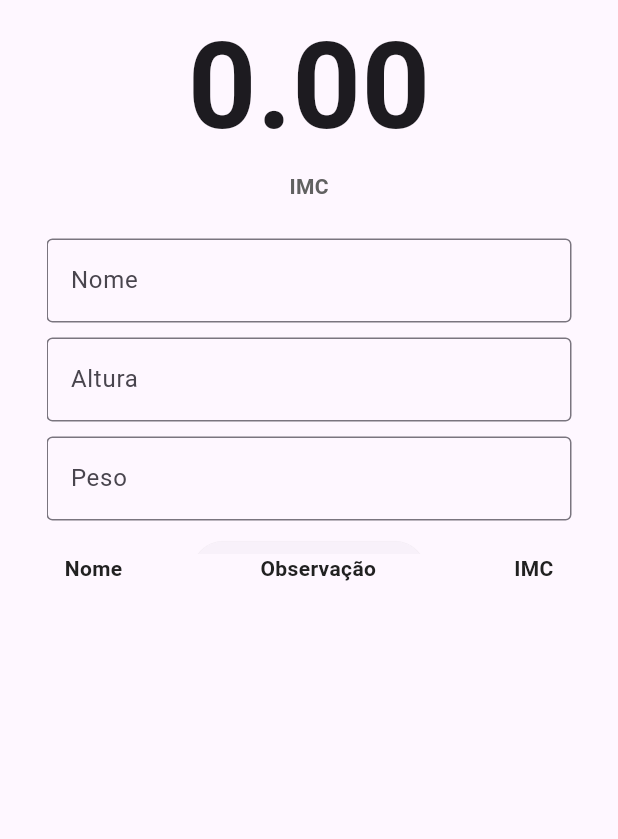
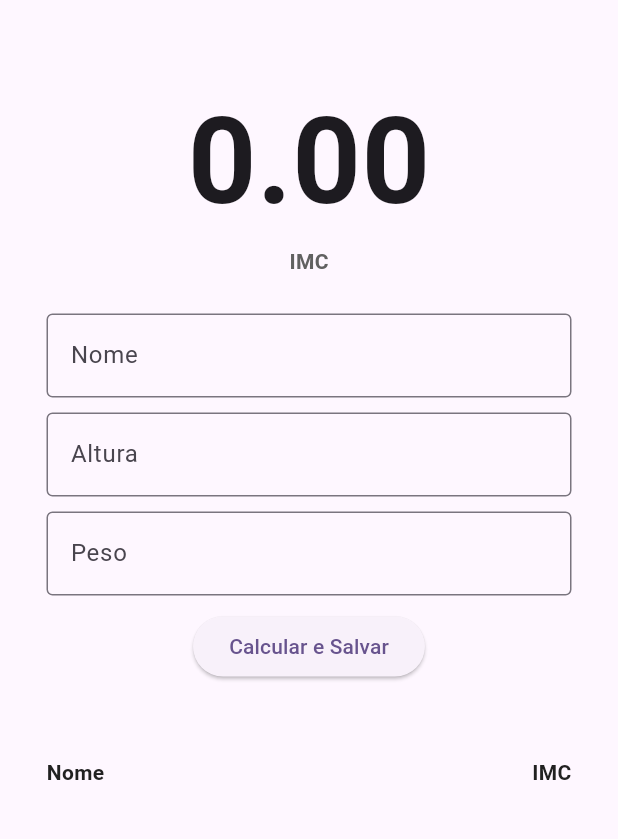
Before and after one commit to rauandesantana/calculadoraimc, a Flutter app: the screen it shows after launch, on a phone screen of 412 x 824 dp, the part 84-923 px from its top. Run offline on Flutter 3.47's test engine with Material 2 defaults, Android fonts, the phone set to English and light mode, and no system bars.

Commit message:
Aprimorando Calculadora de IMC

```diff
--- a/lib/main.dart
+++ b/lib/main.dart
@@ -38,7 +38,7 @@ class _MyHomePageState extends State<MyHomePage> {
   final _controlHeight = TextEditingController();
   final _controlWeight = TextEditingController();
   double? valueIMC = 0.00;
-  String? message = "IMC";
+  String? valueMessage = "IMC";
   Color? color;
   List<Person> list = [];
 
@@ -49,19 +49,21 @@ class _MyHomePageState extends State<MyHomePage> {
         backgroundColor: Theme.of(context).colorScheme.inversePrimary,
         title: Text(widget.title),
       ),
-      body: Row(
+      body: SafeArea(
+        minimum: const EdgeInsets.only(top: 50),
+        child: LayoutBuilder(
+          builder: (context, constraints) {
+            return Row(
               mainAxisAlignment: MainAxisAlignment.center,
               children: [
-          Column(
-            children: [
-              Expanded(
-                child: Container(
-                  width: MediaQuery.of(context).size.width * 0.9,
+                Container(
+                  width: constraints.maxWidth * 0.9,
+                  height: constraints.maxHeight,
                   constraints: const BoxConstraints(maxWidth: 350),
-                  child: SingleChildScrollView(
                   child: Column(
                     children: [
                       Text(
+                        key: const Key("valueIMC"),
                         valueIMC?.toStringAsFixed(2) ?? "-1.00",
                         style: TextStyle(
                           color: color,
@@ -70,7 +72,8 @@ class _MyHomePageState extends State<MyHomePage> {
                         ),
                       ),
                       Text(
-                          message ?? "Err",
+                        key: const Key("valueMessage"),
+                        valueMessage ?? "Err",
                         style: TextStyle(
                           color: Colors.grey.shade700,
                           fontWeight: FontWeight.bold,
@@ -82,6 +85,7 @@ class _MyHomePageState extends State<MyHomePage> {
                         child: Column(
                           children: [
                             TextFormField(
+                              key: const Key("fieldName"),
                               controller: _controlName,
                               validator: (String? value) =>
                               (value == null || value.isEmpty)
@@ -93,9 +97,9 @@ class _MyHomePageState extends State<MyHomePage> {
                                 labelText: "Nome",
                               ),
                             ),
-                              const Padding(
-                                  padding: EdgeInsets.only(bottom: 10)),
+                            const Padding(padding: EdgeInsets.only(bottom: 10)),
                             TextFormField(
+                              key: const Key("fieldHeight"),
                               controller: _controlHeight,
                               validator: (String? value) =>
                               (value == null || value.isEmpty)
@@ -111,9 +115,9 @@ class _MyHomePageState extends State<MyHomePage> {
                                 labelText: "Altura",
                               ),
                             ),
-                              const Padding(
-                                  padding: EdgeInsets.only(bottom: 10)),
+                            const Padding(padding: EdgeInsets.only(bottom: 10)),
                             TextFormField(
+                              key: const Key("fieldWeight"),
                               controller: _controlWeight,
                               validator: (String? value) =>
                               (value == null || value.isEmpty)
@@ -129,9 +133,9 @@ class _MyHomePageState extends State<MyHomePage> {
                                 labelText: "Peso",
                               ),
                             ),
-                              const Padding(
-                                  padding: EdgeInsets.only(bottom: 10)),
+                            const Padding(padding: EdgeInsets.only(bottom: 10)),
                             ElevatedButton(
+                              key: const Key("calculateAndSaveButton"),
                               onPressed: () {
                                 final validate =
                                 _formKey.currentState?.validate();
@@ -143,7 +147,7 @@ class _MyHomePageState extends State<MyHomePage> {
                                       weight: _controlWeight.value,
                                     );
                                     valueIMC = person.imc?.value;
-                                      message = person.imc?.message;
+                                    valueMessage = person.imc?.message;
                                     color = person.imc?.color;
                                     list.add(person);
                                   });
@@ -154,27 +158,12 @@ class _MyHomePageState extends State<MyHomePage> {
                           ],
                         ),
                       ),
-                      ],
-                    ),
-                  ),
-                ),
-              ),
-              Container(
-                padding: const EdgeInsets.only(left: 12, right: 12, bottom: 10),
-                width: MediaQuery.of(context).size.width * 0.9,
-                constraints: const BoxConstraints(maxWidth: 350),
-                child: Row(
+                      const Padding(padding: EdgeInsets.only(bottom: 50)),
+                      Row(
                         mainAxisAlignment: MainAxisAlignment.spaceBetween,
                         children: [
                           Text(
                             "Nome",
-                      style: TextStyle(
-                        fontWeight: FontWeight.bold,
-                        color: Colors.grey.shade900,
-                      ),
-                    ),
-                    Text(
-                      "Observação",
                             style: TextStyle(
                               fontWeight: FontWeight.bold,
                               color: Colors.grey.shade900,
@@ -189,11 +178,8 @@ class _MyHomePageState extends State<MyHomePage> {
                           ),
                         ],
                       ),
-              ),
+                      const Padding(padding: EdgeInsets.only(bottom: 15)),
                       Expanded(
-                child: Container(
-                  width: MediaQuery.of(context).size.width * 0.9,
-                  constraints: const BoxConstraints(maxWidth: 350),
                         child: ListView.separated(
                           itemBuilder: (context, index) {
                             List<Person> listReversed = list.reversed.toList();
@@ -203,8 +189,7 @@ class _MyHomePageState extends State<MyHomePage> {
                             Color? color = listReversed[index].imc?.color;
 
                             return Container(
-                        height: 50,
-                        padding: const EdgeInsets.all(8),
+                              padding: const EdgeInsets.all(10),
                               decoration: BoxDecoration(
                                 color: color ?? Colors.grey,
                                 borderRadius: BorderRadius.circular(15),
@@ -212,7 +197,11 @@ class _MyHomePageState extends State<MyHomePage> {
                               child: Row(
                                 mainAxisAlignment: MainAxisAlignment.spaceBetween,
                                 children: [
+                                  Column(
+                                    crossAxisAlignment: CrossAxisAlignment.start,
+                                    children: [
                                       Text(
+                                        key: Key("nameItemList_$index"),
                                         name,
                                         style: const TextStyle(
                                           fontWeight: FontWeight.bold,
@@ -220,15 +209,20 @@ class _MyHomePageState extends State<MyHomePage> {
                                         ),
                                       ),
                                       Text(
+                                        key: Key("messageItemList_$index"),
                                         message ?? "Err",
                                         style: const TextStyle(
                                           fontWeight: FontWeight.bold,
                                           color: Colors.white,
                                         ),
                                       ),
+                                    ],
+                                  ),
                                   Text(
+                                    key: Key("valueIMCItemList_$index"),
                                     imc?.toStringAsFixed(2) ?? "-1.00",
                                     style: const TextStyle(
+                                      fontSize: 22,
                                       fontWeight: FontWeight.bold,
                                       color: Colors.white,
                                     ),
@@ -241,10 +235,13 @@ class _MyHomePageState extends State<MyHomePage> {
                           itemCount: list.reversed.length,
                         ),
                       ),
+                    ],
+                  ),
                 ),
               ],
+            );
+          },
         ),
-        ],
       ),
     );
   }
```
Also changed, not shown: assets/images/print2.png (added), 2 other files. Lines whose indentation alone changed are shown as unchanged.
